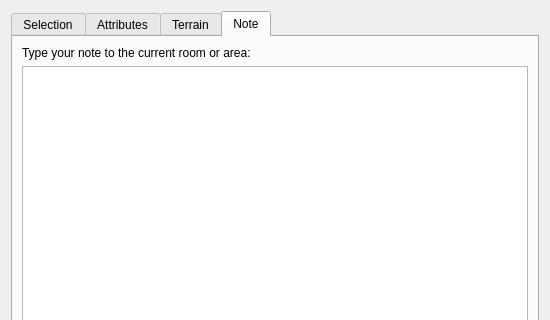
Qt form src/mainwindow/roomeditattrdlg.ui (MUME/MMapper) before a commit; both pictures show x 0 to 550 and y 0 to 320 of the 550 by 550 pixel window.
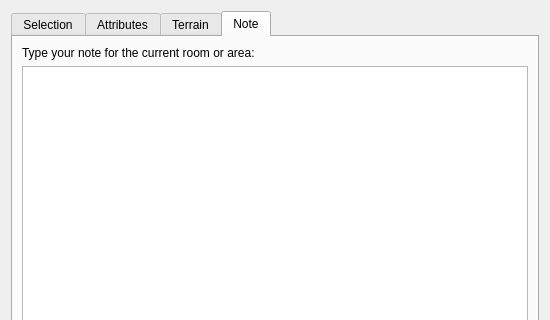
The same form after that commit. The open tabs and pages were chosen to show the change. Icons and pictures are not drawn.

What changed in the file:
```diff
--- a/src/mainwindow/roomeditattrdlg.ui
+++ b/src/mainwindow/roomeditattrdlg.ui
@@ -1398,7 +1398,7 @@
        <item>
         <widget class="QLabel" name="label_8">
          <property name="text">
-          <string>Type your note to the current room or area:</string>
+          <string>Type your note for the current room or area:</string>
          </property>
         </widget>
        </item>
```
